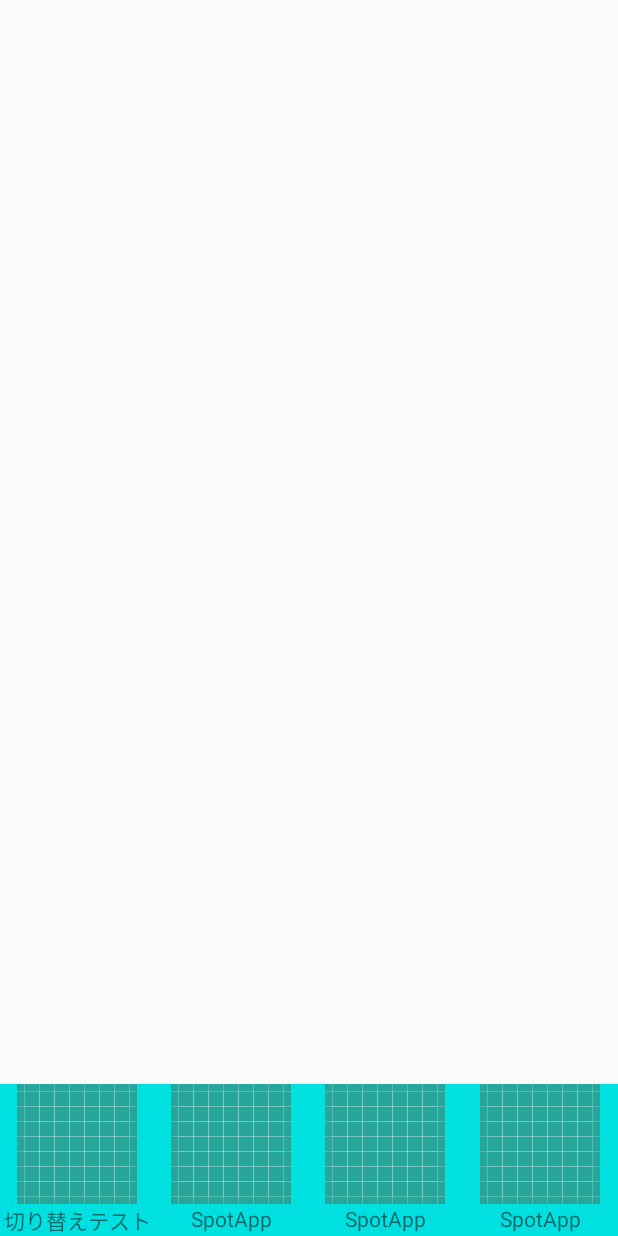
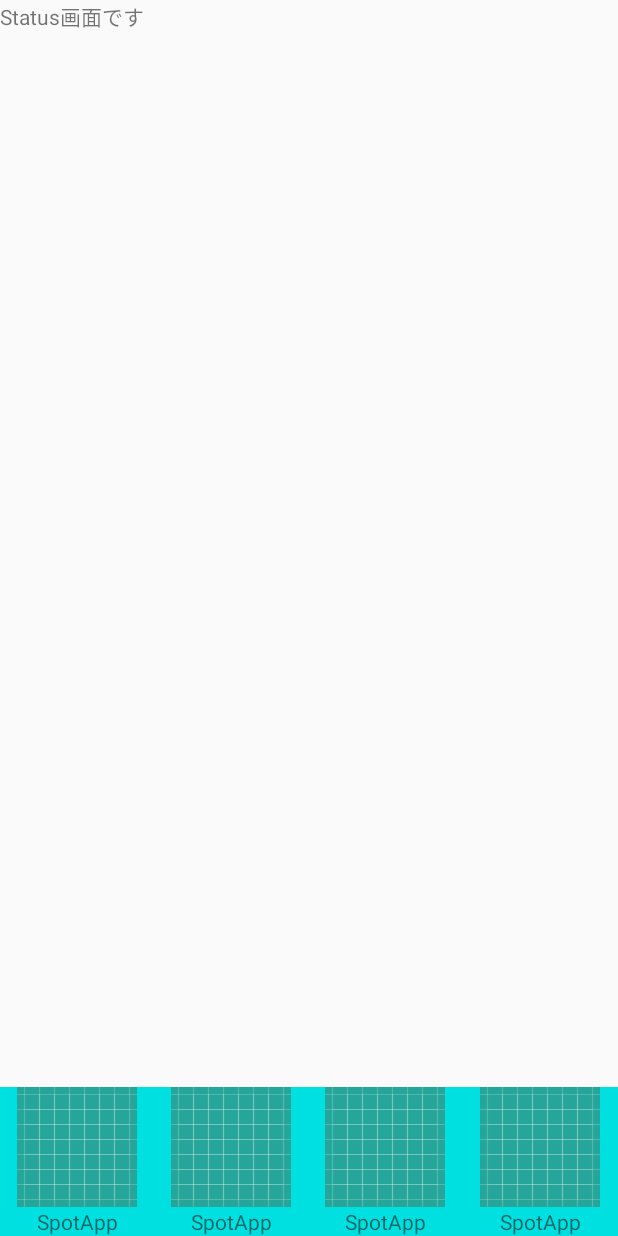
Before and after one commit to yuutarou22/SpotApp, an Android app: the screen it shows after launch (MainActivity), after a tap on an icon or button, on a phone screen of 412 x 824 dp. Run offline under Robolectric (Android 15) with nearby library versions, the phone set to English and light mode, and no system bars.

Commit message:
0004-Fragmentによる画面遷移の実装。 ・フッターメニュー4つのボタンを押下時、Fragmentが切り替わる（現在テキストが変わるだけ）

```diff
--- a/app/src/main/java/com/example/yutaroapp/spotapp/MainActivity.java
+++ b/app/src/main/java/com/example/yutaroapp/spotapp/MainActivity.java
@@ -1,5 +1,9 @@
 package com.example.yutaroapp.spotapp;
 
+import android.media.Image;
+import android.support.v4.app.Fragment;
+import android.support.v4.app.FragmentManager;
+import android.support.v4.app.FragmentTransaction;
 import android.support.v7.app.AppCompatActivity;
 import android.os.Bundle;
 import android.view.View;
@@ -13,23 +17,65 @@ public class MainActivity extends AppCompatActivity {
     super.onCreate(savedInstanceState);
     setContentView(R.layout.activity_main);
 
-    final boolean[] flg = {true};
-    final TextView textView = (TextView)findViewById(R.id.footer_menu).
-            findViewById(R.id.footer_menu_button1).findViewById(R.id.footer_menu_button_text);
+    FragmentManager fragmentManager = getSupportFragmentManager();
+    FragmentTransaction fragmentTransaction = fragmentManager.beginTransaction();
 
-    ImageButton imageButton01 = (ImageButton)findViewById(R.id.footer_menu).
-            findViewById(R.id.footer_menu_button1).findViewById(R.id.footer_menu_button_img_button);
-    imageButton01.setOnClickListener(new View.OnClickListener() {
+    if (savedInstanceState == null) {
+      fragmentTransaction.add(R.id.fragment_area, StatusFragment.newInstance());
+      fragmentTransaction.commit();
+    }
+
+    onCreateView();
+  }
+
+  protected void onCreateView() {
+    // 処理が冗長なので要検討
+    ImageButton statusButton = (ImageButton)findViewById(R.id.footer_menu).
+            findViewById(R.id.footer_menu_button_status).findViewById(R.id.footer_menu_button_img_button);
+    statusButton.setOnClickListener(new View.OnClickListener() {
       @Override
       public void onClick(View v) {
-        if (flg[0]) {
-          textView.setText("切り替えテスト");
-          flg[0] = false;
-        } else {
-          textView.setText(R.string.app_name);
-          flg[0] = true;
-        }
+        StatusFragment statusFragment = new StatusFragment();
+        openFragment(statusFragment);
+      }
+    });
+
+    ImageButton pointButton = (ImageButton)findViewById(R.id.footer_menu).
+            findViewById(R.id.footer_menu_button_point).findViewById(R.id.footer_menu_button_img_button);
+    pointButton.setOnClickListener(new View.OnClickListener() {
+      @Override
+      public void onClick(View v) {
+        PointFragment pointFragment = new PointFragment();
+        openFragment(pointFragment);
+      }
+    });
+
+    ImageButton spoitButton = (ImageButton)findViewById(R.id.footer_menu).
+            findViewById(R.id.footer_menu_button_spoit).findViewById(R.id.footer_menu_button_img_button);
+    spoitButton.setOnClickListener(new View.OnClickListener() {
+      @Override
+      public void onClick(View v) {
+        SpoitFragment spoitFragment = new SpoitFragment();
+        openFragment(spoitFragment);
+      }
+    });
+
+    ImageButton settingButton = (ImageButton)findViewById(R.id.footer_menu).
+            findViewById(R.id.footer_menu_button_setting).findViewById(R.id.footer_menu_button_img_button);
+    settingButton.setOnClickListener(new View.OnClickListener() {
+      @Override
+      public void onClick(View v) {
+        SettingFragment settingFragment = new SettingFragment();
+        openFragment(settingFragment);
       }
     });
   }
+
+  protected void openFragment(Fragment fragment) {
+    FragmentManager fragmentManager = getSupportFragmentManager();
+    FragmentTransaction fragmentTransaction = fragmentManager.beginTransaction();
+
+    fragmentTransaction.replace(R.id.fragment_area, fragment);
+    fragmentTransaction.commit();
+  }
 }
--- /dev/null
+++ b/app/src/main/java/com/example/yutaroapp/spotapp/StatusFragment.java
@@ -0,0 +1,35 @@
+package com.example.yutaroapp.spotapp;
+
+import android.os.Bundle;
+import android.support.v4.app.Fragment;
+import android.view.LayoutInflater;
+import android.view.View;
+import android.view.ViewGroup;
+
+public class StatusFragment extends Fragment {
+  public StatusFragment() {
+  }
+
+  public static StatusFragment newInstance() {
+    // インスタンス作成
+    StatusFragment fragment = new StatusFragment();
+    // Bundleにパラメータを指定（できる）
+    Bundle args = new Bundle();
+//    args.putInt("Counter", count);
+//    countは引数
+    fragment.setArguments(args);
+    return fragment;
+  }
+
+  @Override
+  public void onCreate(Bundle savedInstanceState) {
+    super.onCreate(savedInstanceState);
+  }
+
+  @Override
+  public View onCreateView(LayoutInflater inflater,
+                           ViewGroup container,
+                           Bundle savedInstanceState) {
+    return inflater.inflate(R.layout.fragment_status, container, false);
+  }
+}
--- a/app/src/main/res/layout/activity_main.xml
+++ b/app/src/main/res/layout/activity_main.xml
@@ -6,6 +6,12 @@
     android:layout_width="match_parent"
     android:layout_height="match_parent"
     tools:context=".MainActivity">
+
+    <FrameLayout
+        android:id="@+id/fragment_area"
+        android:layout_width="match_parent"
+        android:layout_height="wrap_content">
+    </FrameLayout>
 
     <include
         android:id="@+id/footer_menu"
@@ -17,7 +23,4 @@
         app:layout_constraintVertical_bias="1.0"
         />
 
-    <!--ここにトップ画面を切り替えるFragmentを置く-->
-
-
 </android.support.constraint.ConstraintLayout>
--- a/app/src/main/res/layout/footer_menu.xml
+++ b/app/src/main/res/layout/footer_menu.xml
@@ -6,25 +6,25 @@
               android:background="@color/colorAppThema"
               android:layout_gravity="bottom">
     <include
-        android:id="@+id/footer_menu_button1"
+        android:id="@+id/footer_menu_button_status"
         layout="@layout/footer_menu_button"
         android:layout_width="0dp"
         android:layout_height="wrap_content"
         android:layout_weight="1" />
     <include
-        android:id="@+id/footer_menu_button2"
+        android:id="@+id/footer_menu_button_point"
         layout="@layout/footer_menu_button"
         android:layout_width="0dp"
         android:layout_height="wrap_content"
         android:layout_weight="1" />
     <include
-        android:id="@+id/footer_menu_button3"
+        android:id="@+id/footer_menu_button_spoit"
         layout="@layout/footer_menu_button"
         android:layout_width="0dp"
         android:layout_height="wrap_content"
         android:layout_weight="1" />
     <include
-        android:id="@+id/footer_menu_button4"
+        android:id="@+id/footer_menu_button_setting"
         layout="@layout/footer_menu_button"
         android:layout_width="0dp"
         android:layout_height="wrap_content"
--- /dev/null
+++ b/app/src/main/res/layout/fragment_status.xml
@@ -0,0 +1,13 @@
+<?xml version="1.0" encoding="utf-8"?>
+<FrameLayout xmlns:android="http://schemas.android.com/apk/res/android"
+             xmlns:tools="http://schemas.android.com/tools"
+             android:layout_width="match_parent"
+             android:layout_height="match_parent"
+             tools:context=".StatusFragment">
+
+    <TextView
+        android:layout_width="match_parent"
+        android:layout_height="match_parent"
+        android:text="Status画面です"/>
+
+</FrameLayout>
```
Also changed, not shown: app/src/main/java/com/example/yutaroapp/spotapp/PointFragment.java (added, +31 -0 lines), app/src/main/java/com/example/yutaroapp/spotapp/SettingFragment.java (added, +33 -0 lines), app/src/main/java/com/example/yutaroapp/spotapp/SpoitFragment.java (added, +37 -0 lines), app/src/main/res/layout/fragment_point.xml (added, +13 -0 lines), app/src/main/res/layout/fragment_setting.xml (added, +13 -0 lines), app/src/main/res/layout/fragment_spoit.xml (added, +13 -0 lines).
